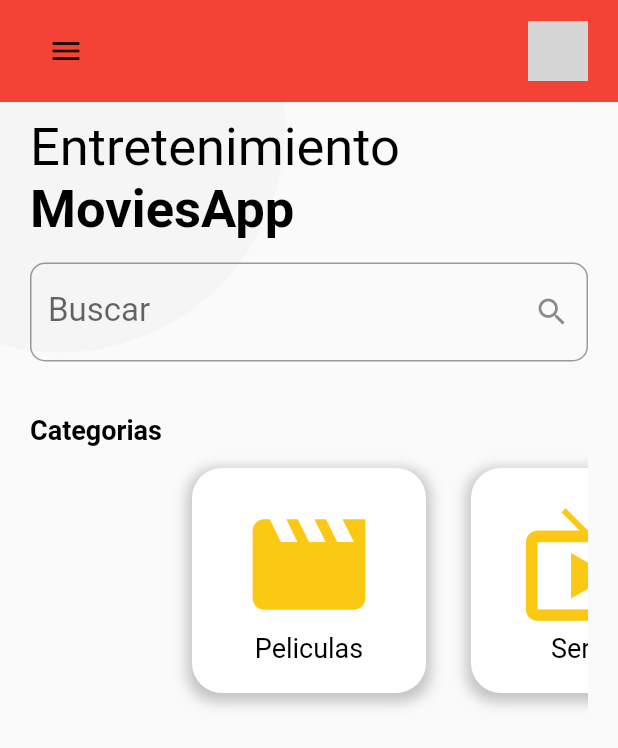
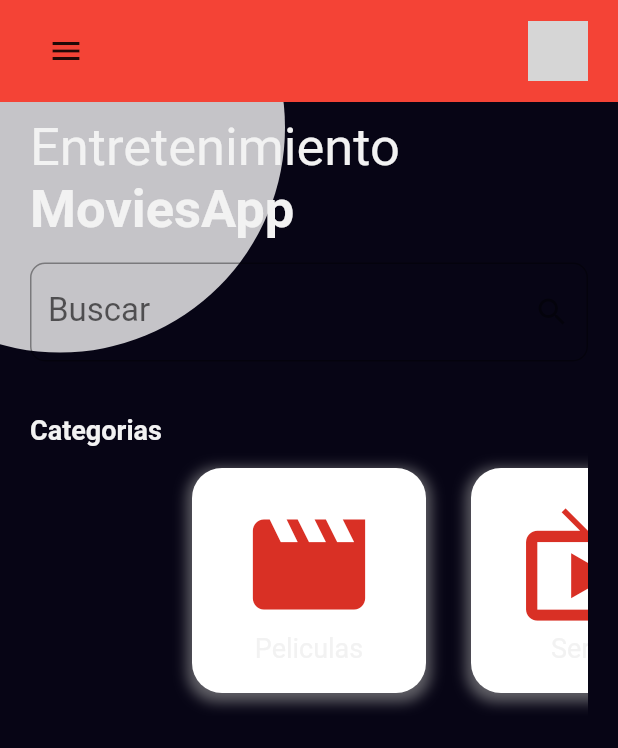
Before and after one commit to karrieta9/MoviesApp_flutter, a Flutter app: the screen it shows after launch, on a phone screen of 412 x 824 dp. Shown: the top 748 px of the screen. Run offline on Flutter 3.47's test engine with Material 2 defaults, Android fonts, the phone set to English and light mode, and no system bars; our stand-ins replace flutter_swiper; network calls fail; Roboto replaces fonts that are missing (NanumGothic); grey boxes are pictures that could not be loaded.

Commit message:
Mejoras en el diseño :art:

```diff
--- a/lib/main.dart
+++ b/lib/main.dart
@@ -22,44 +22,59 @@ class MyApp extends StatelessWidget {
         'actor' : (BuildContext context) => ActorDetalle(),
       },
       theme: ThemeData(
+        scaffoldBackgroundColor: Color(0xFF070515),
         fontFamily: 'NanumGothic',
-        primaryColor: Color(0xFFFBC914),
+        // primaryColor: Color(0xFFFBC914),
+        primaryColor: Color(0xFFD93025),
         textTheme: TextTheme(
           headline1: TextStyle(
             fontSize: 35.0,
             fontWeight: FontWeight.normal,
-            color: Colors.black
+            color: Color(0xFFF2F2F2)
           ),
           headline2: TextStyle(
             fontSize: 35.0,
             fontWeight: FontWeight.bold,
-            color: Colors.black
-          ),
-          headline5 : TextStyle(
-            fontSize: 15.0,
-            fontWeight: FontWeight.bold,
-            color: Colors.black
+            color: Color(0xFFF2F2F2)
           ),
           bodyText1: TextStyle(
             fontSize: 18.0,
             fontWeight: FontWeight.bold,
-            color: Colors.black
+            color: Color(0xFFF2F2F2)
           ),
           bodyText2: TextStyle(
             fontSize: 18.0,
             fontWeight: FontWeight.normal,
-            color: Colors.black
+            color: Color(0xFFF2F2F2)
           ),
           subtitle1: TextStyle(
             fontSize: 22.0,
             fontWeight: FontWeight.normal,
-            color: Colors.black
+            color: Color(0xFFF2F2F2)
           ),
           subtitle2: TextStyle(
             fontSize: 18.0,
             fontWeight: FontWeight.normal,
-//             color: Colors.black
+//             color: Color(0xFFF2F2F2)
            color: Colors.red
+          ),
+
+
+          headline3: TextStyle(
+            fontSize: 12.0,
+            color: Color(0xFFF2F2F2)
+          ),
+
+          headline4: TextStyle(
+            fontSize: 40.0,
+            fontWeight: FontWeight.bold,
+            color: Color(0xFFF2F2F2)
+            // color: Colors.amber
+          ),
+          headline5 : TextStyle(
+            fontSize: 15.0,
+            fontWeight: FontWeight.normal,
+            color: Color(0xFFF2F2F2).withOpacity(0.5)
           ),
         )
       ),
--- a/lib/src/widgets/info_icon_text.dart
+++ b/lib/src/widgets/info_icon_text.dart
@@ -8,6 +8,7 @@ class InfoIconText extends StatelessWidget {
   @override
   Widget build(BuildContext context) {
     return  Row(
+      mainAxisAlignment: MainAxisAlignment.center,
       children: [
         Icon(
           icon,
@@ -16,7 +17,7 @@ class InfoIconText extends StatelessWidget {
         SizedBox(width: 8.0),
         Text(
           texto,
-          style: Theme.of(context).textTheme.subtitle2,
+          style: Theme.of(context).textTheme.headline3,
         )
       ],
     );
```
Also changed, not shown: lib/src/pages/pelicula_detalle.dart (+63 -23 lines).
